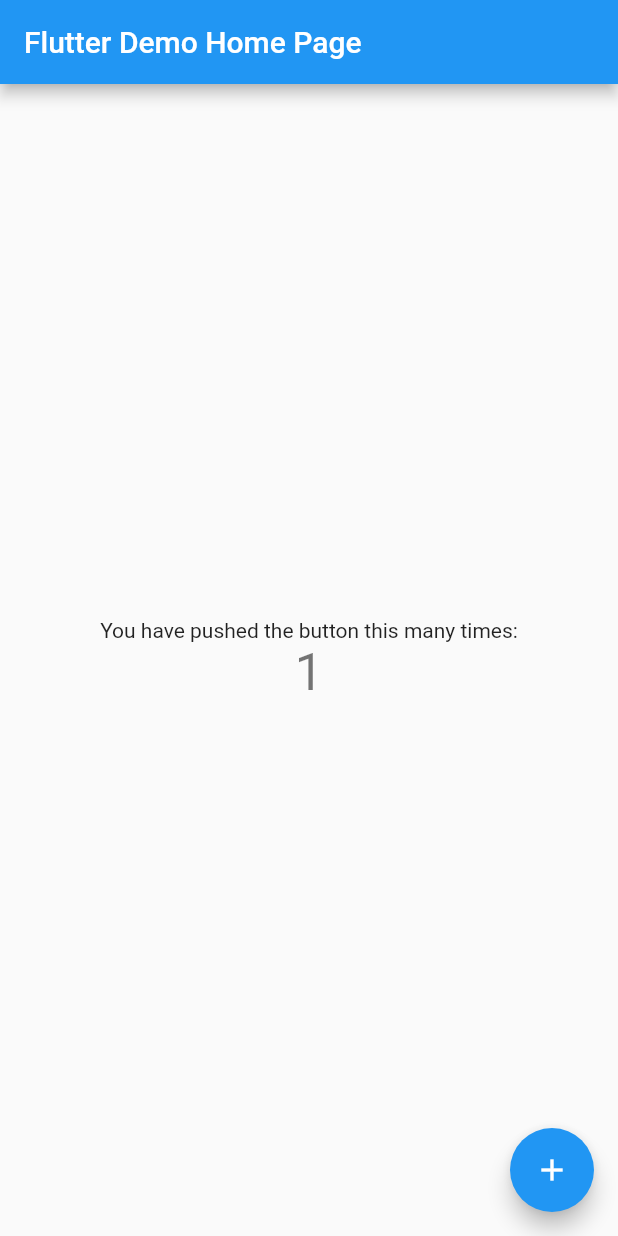
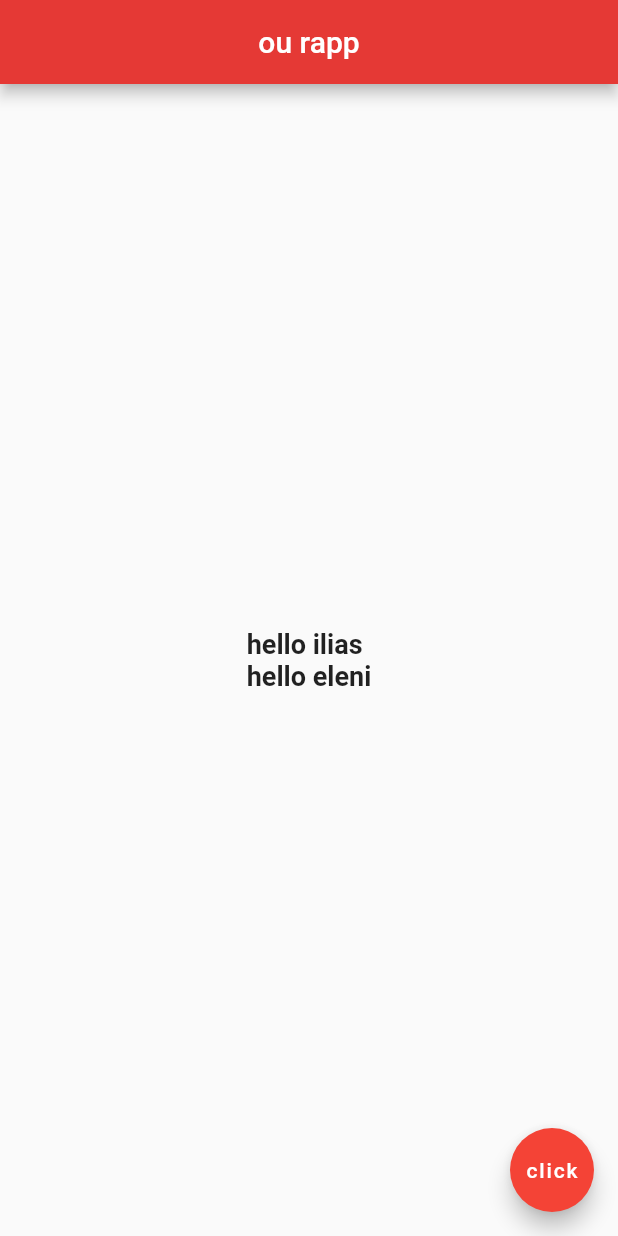
Before and after one commit to ntua-el17897/HCI, a Flutter app: the screen it shows after launch, on a phone screen of 412 x 824 dp. Run offline on Flutter 3.47's test engine with Material 2 defaults, Android fonts, the light colour scheme and no system bars.

Commit message:
some custom code while i am learnign

```diff
--- a/flutter_application_1/lib/main.dart
+++ b/flutter_application_1/lib/main.dart
@@ -1,115 +1,36 @@
 import 'package:flutter/material.dart';
 
 void main() {
-  runApp(const MyApp());
+  runApp(const MaterialApp(
+    home: Home(),
+  ));
 }
 
-class MyApp extends StatelessWidget {
-  const MyApp({Key? key}) : super(key: key);
+class Home extends StatelessWidget {
+  const Home({Key? key}) : super(key: key);
 
-  // This widget is the root of your application.
   @override
   Widget build(BuildContext context) {
-    return MaterialApp(
-      title: 'Flutter Demo',
-      theme: ThemeData(
-        // This is the theme of your application.
-        //
-        // Try running your application with "flutter run". You'll see the
-        // application has a blue toolbar. Then, without quitting the app, try
-        // changing the primarySwatch below to Colors.green and then invoke
-        // "hot reload" (press "r" in the console where you ran "flutter run",
-        // or simply save your changes to "hot reload" in a Flutter IDE).
-        // Notice that the counter didn't reset back to zero; the application
-        // is not restarted.
-        primarySwatch: Colors.blue,
+    return Scaffold(
+      appBar: AppBar(
+        title: const Text('ou rapp'),
+        centerTitle: true,
+        backgroundColor: Colors.red[600],
       ),
-      home: const MyHomePage(title: 'Flutter Demo Home Page'),
+      body: const Center(
+        child: Text(
+          'hello ilias \nhello eleni',
+          style: TextStyle(
+            fontSize: 18.0,
+            fontWeight: FontWeight.bold,
+          ),
+        ),
+      ),
+      floatingActionButton: const FloatingActionButton(
+        onPressed: (null),
+        child: Text('click'),
+        backgroundColor: Colors.red,
+      ),
     );
   }
 }
-
-class MyHomePage extends StatefulWidget {
-  const MyHomePage({Key? key, required this.title}) : super(key: key);
-
-  // This widget is the home page of your application. It is stateful, meaning
-  // that it has a State object (defined below) that contains fields that affect
-  // how it looks.
-
-  // This class is the configuration for the state. It holds the values (in this
-  // case the title) provided by the parent (in this case the App widget) and
-  // used by the build method of the State. Fields in a Widget subclass are
-  // always marked "final".
-
-  final String title;
-
-  @override
-  State<MyHomePage> createState() => _MyHomePageState();
-}
-
-class _MyHomePageState extends State<MyHomePage> {
-  int _counter = 1;
-
-  void _incrementCounter() {
-    setState(() {
-      // This call to setState tells the Flutter framework that something has
-      // changed in this State, which causes it to rerun the build method below
-      // so that the display can reflect the updated values. If we changed
-      // _counter without calling setState(), then the build method would not be
-      // called again, and so nothing would appear to happen.
-      _counter++;
-    });
-  }
-
-  @override
-  Widget build(BuildContext context) {
-    // This method is rerun every time setState is called, for instance as done
-    // by the _incrementCounter method above.
-    //
-    // The Flutter framework has been optimized to make rerunning build methods
-    // fast, so that you can just rebuild anything that needs updating rather
-    // than having to individually change instances of widgets.
-    return Scaffold(
-      appBar: AppBar(
-        // Here we take the value from the MyHomePage object that was created by
-        // the App.build method, and use it to set our appbar title.
-        title: Text(widget.title),
-      ),
-      body: Center(
-        // Center is a layout widget. It takes a single child and positions it
-        // in the middle of the parent.
-        child: Column(
-          // Column is also a layout widget. It takes a list of children and
-          // arranges them vertically. By default, it sizes itself to fit its
-          // children horizontally, and tries to be as tall as its parent.
-          //
-          // Invoke "debug painting" (press "p" in the console, choose the
-          // "Toggle Debug Paint" action from the Flutter Inspector in Android
-          // Studio, or the "Toggle Debug Paint" command in Visual Studio Code)
-          // to see the wireframe for each widget.
-          //
-          // Column has various properties to control how it sizes itself and
-          // how it positions its children. Here we use mainAxisAlignment to
-          // center the children vertically; the main axis here is the vertical
-          // axis because Columns are vertical (the cross axis would be
-          // horizontal).
-          mainAxisAlignment: MainAxisAlignment.center,
-          children: <Widget>[
-            const Text(
-              'You have pushed the button this many times:',
-            ),
-            Text(
-              '$_counter',
-              style: Theme.of(context).textTheme.headline4,
-            ),
-          ],
-        ),
-      ),
-      floatingActionButton: FloatingActionButton(
-        onPressed: _incrementCounter,
-        tooltip: 'Increment',
-        child: const Icon(Icons.add),
-      ), // This trailing comma makes auto-formatting nicer for build methods.
-    );
-  }
-}
```
Also changed, not shown: 1 other file.
